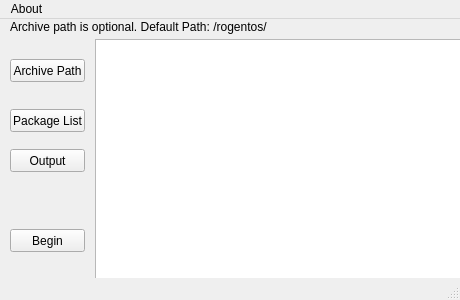
The window that main.ui (StefanCristian/chroot_deploy) describes before a commit, drawn with Qt 5.
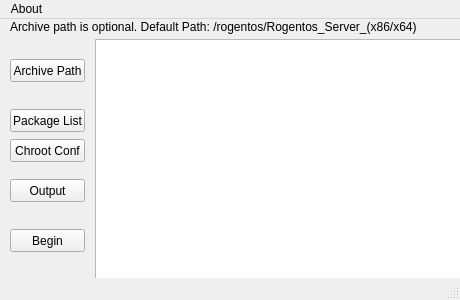
The same window after the commit.

Commit message: Big changes probably everything broken.y

The edit to the form file:
```diff
--- a/main.ui
+++ b/main.ui
@@ -50,7 +50,7 @@
      </rect>
     </property>
     <property name="text">
-     <string>Archive path is optional. Default Path: /rogentos/</string>
+     <string>Archive path is optional. Default Path: /rogentos/Rogentos_Server_(x86/x64)</string>
     </property>
    </widget>
    <widget class="QTextBrowser" name="textarea">
@@ -67,7 +67,7 @@
     <property name="geometry">
      <rect>
       <x>10</x>
-      <y>130</y>
+      <y>160</y>
       <width>75</width>
       <height>23</height>
      </rect>
@@ -89,6 +89,19 @@
      <string>Begin</string>
     </property>
    </widget>
+   <widget class="QPushButton" name="sh_script_btn">
+    <property name="geometry">
+     <rect>
+      <x>10</x>
+      <y>120</y>
+      <width>75</width>
+      <height>23</height>
+     </rect>
+    </property>
+    <property name="text">
+     <string>Chroot Conf</string>
+    </property>
+   </widget>
   </widget>
   <widget class="QStatusBar" name="statusbar"/>
   <widget class="QMenuBar" name="menubar">
```
The commit also changes 2 other files.
